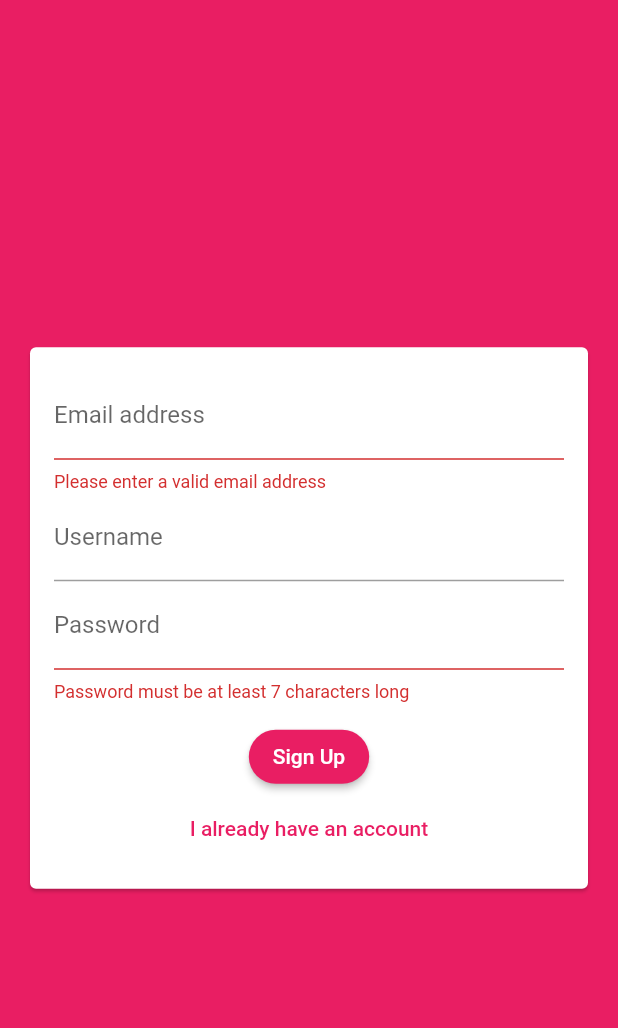
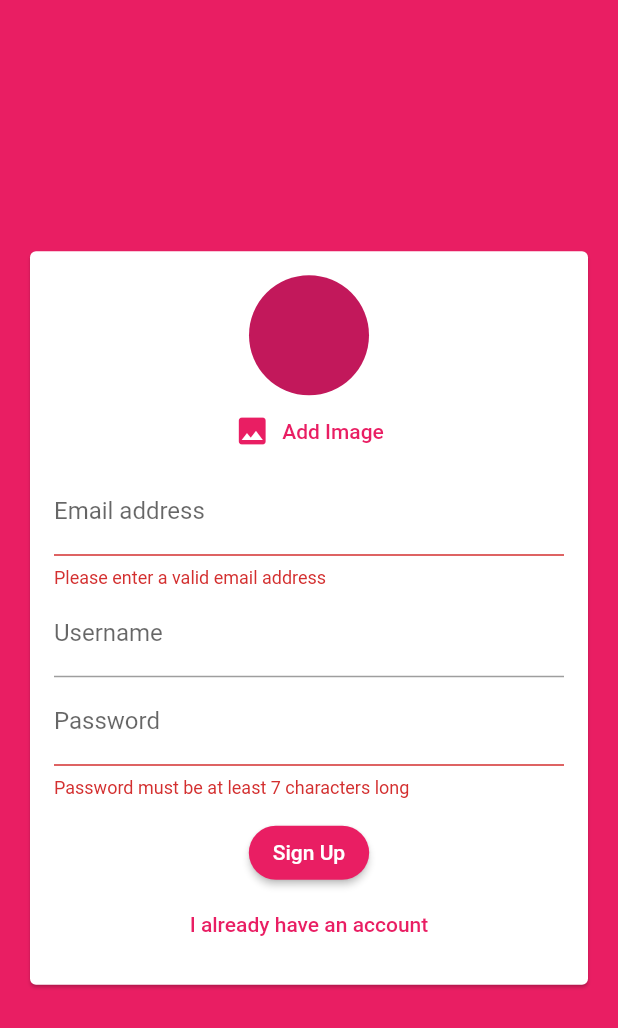
Before and after one commit to Safeheaded/chat_app, a Flutter app: the screen it shows after launch, after a tap on "Login", after a tap on "Create new account", on a phone screen of 412 x 824 dp. Shown: the top 1028 px of the screen. Run offline on Flutter 3.47's test engine with Material 2 defaults, Android fonts, the phone set to English and light mode, and no system bars; our stand-ins replace cloud_firestore, firebase_auth, firebase_core, firebase_storage, image_picker; accounts and stored records are empty.

Commit message:
uploading & displaying images

```diff
--- a/lib/widgets/auth/auth_form.dart
+++ b/lib/widgets/auth/auth_form.dart
@@ -1,8 +1,11 @@
+import 'dart:io';
+
+import 'package:chat_app/widgets/pickers/user_image_picker.dart';
 import 'package:flutter/material.dart';
 
 class AuthForm extends StatefulWidget {
   final void Function(
-      String email, String password, String? username, bool isLogin) submitFn;
+      String email, String password, String? username, File? userImageFile, bool isLogin) submitFn;
   final bool isLoading;
   const AuthForm(this.submitFn, this.isLoading, {Key? key, required})
       : super(key: key);
@@ -17,18 +20,31 @@ class _AuthFormState extends State<AuthForm> {
   String? _userEmail;
   String? _userName;
   String? _userPassword;
+  File? _userImageFile;
 
   void _trySubmit() {
     final isValid = _formKey.currentState?.validate() ?? false;
 
     FocusScope.of(context).unfocus();
 
+    if (_userImageFile == null && !_isLogin) {
+      ScaffoldMessenger.of(context).showSnackBar(SnackBar(
+        content: const Text('User image must be selected'),
+        backgroundColor: Theme.of(context).errorColor,
+      ));
+      return;
+    }
+
     if (isValid) {
       _formKey.currentState?.save();
 
       widget.submitFn(
-          _userEmail!.trim(), _userPassword!, _userName?.trim(), _isLogin);
+          _userEmail!.trim(), _userPassword!, _userName?.trim(), _userImageFile, _isLogin);
     }
+  }
+
+  void _pickedImage(File pickedImage) {
+    _userImageFile = pickedImage;
   }
 
   @override
@@ -42,6 +58,7 @@ class _AuthFormState extends State<AuthForm> {
             child: Form(
               key: _formKey,
               child: Column(mainAxisSize: MainAxisSize.min, children: [
+                if (!_isLogin) UserImagePicker(imagePickFn: _pickedImage),
                 TextFormField(
                   key: const ValueKey('email'),
                   validator: (value) {
--- a/lib/widgets/chat/messages.dart
+++ b/lib/widgets/chat/messages.dart
@@ -20,6 +20,7 @@ class Messages extends StatelessWidget {
             reverse: true,
             itemBuilder: ((context, index) {
               return MessageBubble(
+                userImage: chatDocs[index]['userImage'],
                 username: chatDocs[index]['username'],
                 message: chatDocs[index]['text'],
                 isAuthor: chatDocs[index]['userId'] == user!.uid,
--- a/lib/widgets/chat/new_message.dart
+++ b/lib/widgets/chat/new_message.dart
@@ -24,7 +24,8 @@ class _NewMessageState extends State<NewMessage> {
       'text': _enteredMessage,
       'createdAt': Timestamp.now(),
       'userId': user.uid,
-      'username': userData['username']
+      'username': userData['username'],
+      'userImage': userData['image_url']
     });
     _controller.clear();
   }
--- /dev/null
+++ b/lib/widgets/pickers/user_image_picker.dart
@@ -0,0 +1,55 @@
+import 'dart:io';
+
+import 'package:flutter/material.dart';
+import 'package:image_picker/image_picker.dart';
+
+class UserImagePicker extends StatefulWidget {
+  const UserImagePicker({Key? key, required this.imagePickFn})
+      : super(key: key);
+
+  final Function(File pickedImage) imagePickFn;
+
+  @override
+  State<UserImagePicker> createState() => _UserImagePickerState();
+}
+
+class _UserImagePickerState extends State<UserImagePicker> {
+  File? _pickedImage;
+
+  Future<void> _pickImage() async {
+    final imagePicker = ImagePicker();
+    final pickedImageFile =
+        await imagePicker.pickImage(source: ImageSource.camera, imageQuality: 50,maxWidth: 150);
+
+    if (pickedImageFile == null) return;
+
+    setState(() {
+      _pickedImage = File(pickedImageFile.path);
+    });
+    widget.imagePickFn(_pickedImage!);
+  }
+
+  @override
+  Widget build(BuildContext context) {
+    return Column(
+      children: [
+        CircleAvatar(
+          radius: 40,
+          backgroundImage:
+              _pickedImage != null ? FileImage(_pickedImage!) : null,
+        ),
+        TextButton.icon(
+          onPressed: _pickImage,
+          icon: Icon(
+            Icons.image,
+            color: Theme.of(context).primaryColor,
+          ),
+          label: Text(
+            'Add Image',
+            style: TextStyle(color: Theme.of(context).primaryColor),
+          ),
+        ),
+      ],
+    );
+  }
+}
--- a/pubspec.yaml
+++ b/pubspec.yaml
@@ -37,6 +37,8 @@ dependencies:
   cloud_firestore: ^3.4.6
   firebase_core: ^1.21.1
   firebase_auth: ^3.7.0
+  image_picker: ^0.8.5+3
+  firebase_storage: ^10.3.7
 
 dev_dependencies:
   flutter_test:
```
Also changed, not shown: lib/screens/auth_screen.dart (+18 -3 lines), lib/widgets/chat/message_bubble.dart (+20 -6 lines), pubspec.lock, 1 other file.
